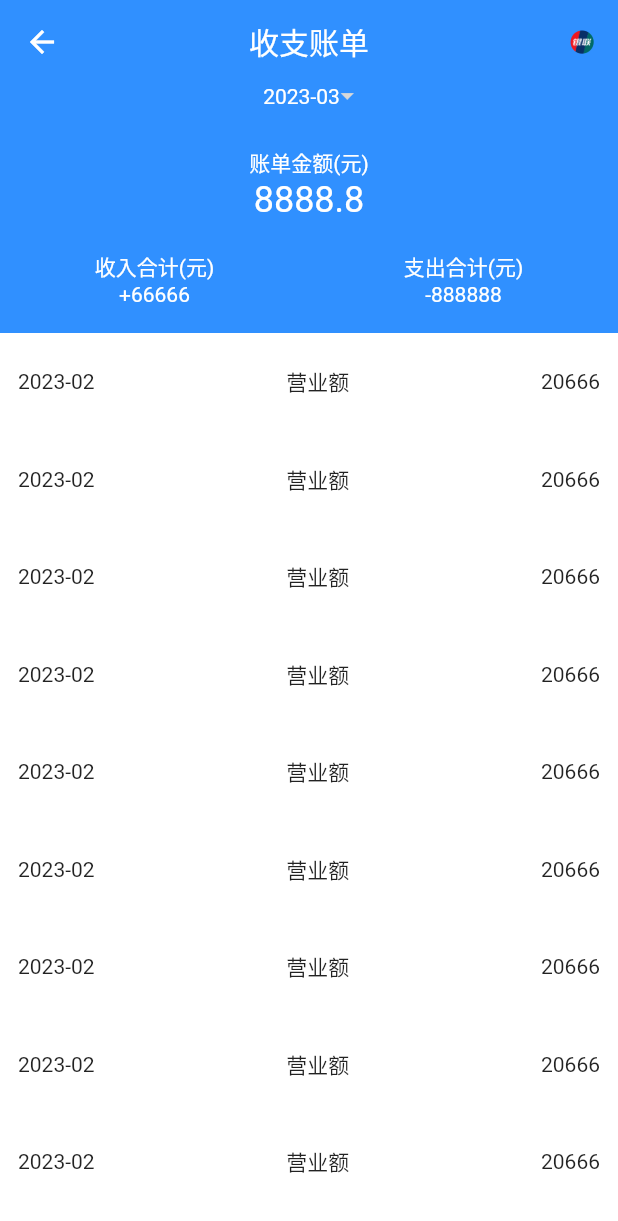
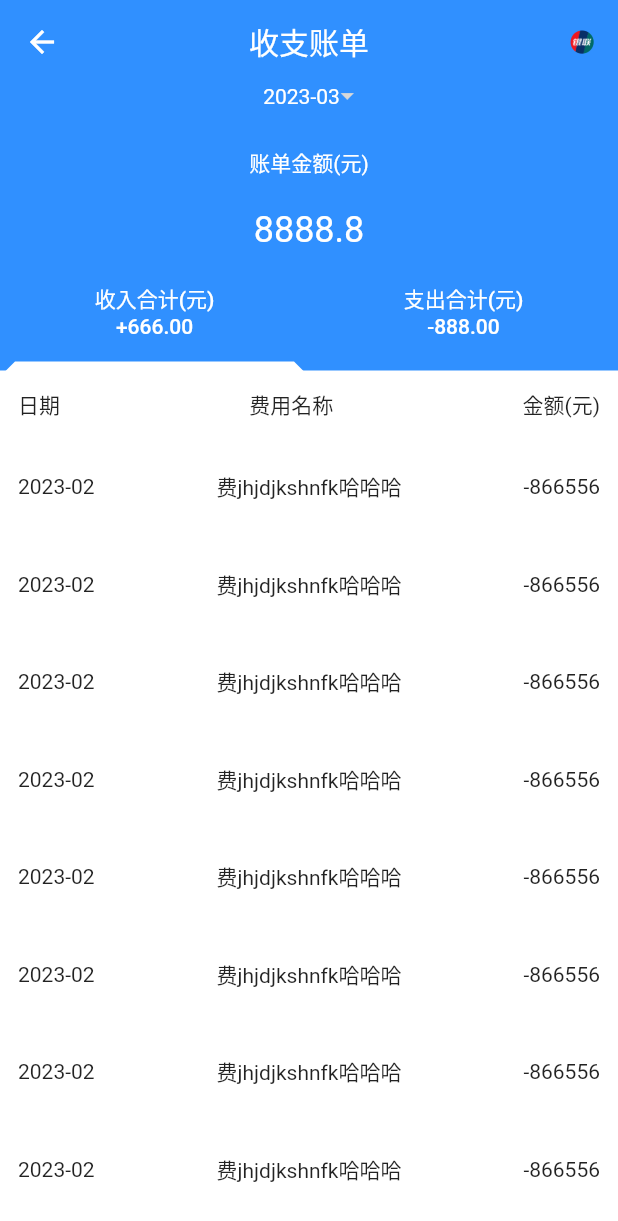
Before and after one commit to hxj1062/myFlutter, a Flutter app: the BillRecordedPage screen opened directly, after a tap on "2023-03", on a phone screen of 412 x 824 dp. Shown: the top 1221 px of the screen. Run offline on Flutter 3.47's test engine with Material 2 defaults, Android fonts, the phone set to English and light mode, and no system bars; our stand-ins replace convex_bottom_bar, flutter_datetime_picker, fluttertoast, image_picker.

Commit message:
收支账单

```diff
--- a/lib/views/bill_recorded_page.dart
+++ b/lib/views/bill_recorded_page.dart
@@ -1,4 +1,9 @@
 import 'package:flutter/material.dart';
+import 'package:flutter_datetime_picker/flutter_datetime_picker.dart';
+import 'package:fluttertoast/fluttertoast.dart';
+
+import '../utils/common_utils.dart';
+import 'line_segment.dart';
 
 class BillRecordedPage extends StatefulWidget {
   const BillRecordedPage({Key? key}) : super(key: key);
@@ -8,6 +13,8 @@ class BillRecordedPage extends StatefulWidget {
 }
 
 class _BillRecordedPageState extends State<BillRecordedPage> {
+  int groupValue = 0;
+
   @override
   Widget build(BuildContext context) {
     return Scaffold(
@@ -19,8 +26,16 @@ class _BillRecordedPageState extends State<BillRecordedPage> {
           backgroundColor: const Color(0xFF3090FF),
           actions: [
             IconButton(
-
-                onPressed: () {},
+                onPressed: () {
+                  Fluttertoast.showToast(
+                      msg: "月账单的数据，当前仅做展示使用，如有疑问请及时与工作人员联系。",
+                      toastLength: Toast.LENGTH_SHORT,
+                      gravity: ToastGravity.CENTER,
+                      timeInSecForIosWeb: 2,
+                      backgroundColor: const Color(0xFF333333),
+                      textColor: const Color(0xFFFFFFFF),
+                      fontSize: 14.0);
+                },
                 icon: Image.asset(
                   "assets/images/union_icon.png",
                   height: 16.0,
@@ -31,13 +46,101 @@ class _BillRecordedPageState extends State<BillRecordedPage> {
         body: _body());
   }
 
+  // 三角
+  Widget test11() {
+    return
+      Container(
+      width: 20,
+      height: 10,
+      decoration: BoxDecoration(
+        border: Border(
+          // 四个值 top right bottom left
+          bottom: BorderSide(
+              color: Colors.blue, // 朝上; 其他的全部透明transparent或者不设置
+              width: 10,
+              style: BorderStyle.solid),
+          right: BorderSide(
+              color: Colors.transparent, // 朝左;  把颜色改为目标色就可以了；其他的透明
+              width: 10,
+              style: BorderStyle.solid),
+          left: BorderSide(
+              color: Colors.transparent, // 朝右；把颜色改为目标色就可以了；其他的透明
+              width: 10,
+              style: BorderStyle.solid),
+          top: BorderSide(
+              color: Colors.transparent, // 朝下;  把颜色改为目标色就可以了；其他的透明
+              width: 10,
+              style: BorderStyle.solid),
+        ),
+      ),
+    );
+  }
+
+  Widget _buildLineSegmentControl(Color? backgroundColor,
+      {required Color lineColor}) {
+    Map<int, Widget> children = <int, Widget>{
+      0: Column(mainAxisAlignment: MainAxisAlignment.center, children: [
+        Text("收入合计(元)", style: TextStyle(color: Colors.white, fontSize: 14.0)),
+        Text("+666.00", style: TextStyle(color: Colors.white, fontSize: 14.0))
+      ]),
+      1: Column(mainAxisAlignment: MainAxisAlignment.center, children: [
+        Text("支出合计(元)", style: TextStyle(color: Colors.white, fontSize: 14.0)),
+        Text("-888.00", style: TextStyle(color: Colors.white, fontSize: 14.0))
+      ])
+    };
+    if (backgroundColor != null) {
+      return LineSegmentControl(
+        groupValue: groupValue,
+        children: children,
+        backgroundColor: backgroundColor,
+        lineColor: lineColor,
+        onValueChanged: (i) {
+          setState(() {
+            groupValue = int.parse("$i");
+          });
+        },
+      );
+    }
+    return LineSegmentControl(
+      groupValue: groupValue,
+      children: children,
+      backgroundColor: backgroundColor,
+      lineColor: lineColor,
+      onValueChanged: (i) {
+        setState(() {
+          groupValue = int.parse("$i");
+        });
+      },
+    );
+  }
+
+  Widget setRowss() {
+    return Row(
+      mainAxisAlignment: MainAxisAlignment.spaceAround,
+      children: [
+        Column(mainAxisAlignment: MainAxisAlignment.center, children: [
+          Text("收入合计(元)",
+              style: TextStyle(color: Colors.white, fontSize: 14.0)),
+          Text("+666.00", style: TextStyle(color: Colors.white, fontSize: 14.0))
+        ]),
+        Column(mainAxisAlignment: MainAxisAlignment.center, children: [
+          Text("支出合计(元)",
+              style: TextStyle(color: Colors.white, fontSize: 14.0)),
+          Text("-888.00", style: TextStyle(color: Colors.white, fontSize: 14.0))
+        ])
+      ],
+    );
+  }
+
   Widget _body() {
     return Container(
       color: const Color(0xff3090FF),
       child: Column(
         children: [
           InkWell(
-            onTap: () {},
+            onTap: () {
+              showDate();
+            },
             child: Row(
               mainAxisAlignment: MainAxisAlignment.center,
               children: [
@@ -51,26 +154,24 @@ class _BillRecordedPageState extends State<BillRecordedPage> {
             ),
           ),
           SizedBox(height: 26.0),
-          Text("账单金额(元)", style: TextStyle(color: Colors.white)),
+          Text("账单金额(元)",
+              style: TextStyle(color: Colors.white, fontSize: 14.0)),
+          SizedBox(height: 20.0),
           Text("8888.8", style: TextStyle(color: Colors.white, fontSize: 24.0)),
-          SizedBox(height: 20.0),
-          Row(
-            mainAxisAlignment: MainAxisAlignment.spaceAround,
-            children: [
-              Column(mainAxisAlignment: MainAxisAlignment.center, children: [
-                Text(
-                  "收入合计(元)",
-                  style: TextStyle(color: Colors.white),
-                ),
-                Text("+66666", style: TextStyle(color: Colors.white))
-              ]),
-              Column(mainAxisAlignment: MainAxisAlignment.center, children: [
-                Text("支出合计(元)", style: TextStyle(color: Colors.white)),
-                Text("-888888", style: TextStyle(color: Colors.white))
-              ])
-            ],
-          ),
-          SizedBox(height: 18.0),
+          _buildLineSegmentControl(Color(0xFF3090FF),
+              lineColor: Color(0xFF3090FF)),
+          Container(
+              color: Colors.white,
+              padding: EdgeInsets.all(12.0),
+              child: Row(
+                children: [
+                  Text("日期"),
+                  Spacer(flex: 1),
+                  Text("费用名称"),
+                  Spacer(flex: 1),
+                  Text("金额(元)"),
+                ],
+              )),
           Expanded(
             child: Container(
               color: Colors.white,
@@ -89,15 +190,35 @@ class _BillRecordedPageState extends State<BillRecordedPage> {
     );
   }
 
+  showDate() {
+    DatePicker.showDatePicker(context,
+        showTitleActions: true,
+        minTime: DateTime(2018, 3),
+        maxTime: DateTime(2019, 6),
+        theme: DatePickerTheme(
+            headerColor: Colors.grey,
+            backgroundColor: Colors.green,
+            itemStyle: TextStyle(
+                color: Colors.white, fontWeight: FontWeight.bold, fontSize: 18),
+            doneStyle: TextStyle(color: Colors.white, fontSize: 16)),
+        onChanged: (date) {
+      print('change $date in time zone ' +
+          date.timeZoneOffset.inHours.toString());
+    }, onConfirm: (date) {
+      print('confirm $date');
+    }, currentTime: DateTime.now(), locale: LocaleType.zh);
+  }
+
   Widget _itemView() {
     return Container(
-        margin: EdgeInsets.all(12.0),
+        padding: EdgeInsets.all(12.0),
         child: Row(
-          mainAxisAlignment: MainAxisAlignment.spaceBetween,
           children: [
             Text("2023-02"),
-            Text("营业额"),
-            Text("20666"),
+            Spacer(flex: 1),
+            Text("费jhjdjkshnfk哈哈哈"),
+            Spacer(flex: 1),
+            Text("-866556"),
           ],
         ));
   }
--- /dev/null
+++ b/lib/views/line_segment.dart
@@ -0,0 +1,151 @@
+import 'dart:ui';
+
+import 'package:flutter/cupertino.dart';
+import 'package:flutter/material.dart';
+import 'package:flutter/widgets.dart';
+
+enum LineSegmentStyle {
+  top,
+  bottom,
+}
+
+///线条指示器分段组件
+class LineSegmentControl<T> extends StatefulWidget {
+  final Map<T, Widget> children;
+  T? groupValue;
+  final EdgeInsetsGeometry padding;
+  final EdgeInsetsGeometry margin;
+
+  final LineSegmentStyle style;
+
+  final Color? backgroundColor;
+  final Color lineColor;
+  final double? lineWidth;
+  final double lineHeight;
+
+  final double height;
+
+  final Radius radius;
+
+  void Function(T value) onValueChanged;
+
+  LineSegmentControl({
+    Key? key,
+    required this.children,
+    required this.groupValue,
+    this.style = LineSegmentStyle.bottom,
+    this.backgroundColor = CupertinoColors.tertiarySystemFill,
+    this.lineColor = Colors.blue,
+    this.lineWidth,
+    this.lineHeight = 16,
+    this.height = 80,
+    this.padding = const EdgeInsets.symmetric(horizontal: 0),
+    this.margin = const EdgeInsets.symmetric(horizontal: 0),
+    this.radius = const Radius.circular(0),
+    required this.onValueChanged,
+  }) : super(key: key);
+
+  @override
+  _LineSegmentControlState createState() => _LineSegmentControlState();
+}
+
+class _LineSegmentControlState extends State<LineSegmentControl> {
+  @override
+  Widget build(BuildContext context) {
+    double screenWidth = MediaQuery.of(context).size.width;
+
+    double contentWidth =
+        screenWidth - widget.margin.horizontal - widget.padding.horizontal;
+    double itemWidth = contentWidth / widget.children.values.length;
+
+    return Container(
+      margin: widget.margin,
+      padding: widget.padding,
+      decoration: BoxDecoration(
+        color: widget.backgroundColor,
+        borderRadius: BorderRadius.all(widget.radius),
+      ),
+      child: Stack(
+        children: [
+          Row(
+            children: widget.children.values
+                .map(
+                  (e) => Column(
+                    crossAxisAlignment: CrossAxisAlignment.center,
+                    mainAxisSize: MainAxisSize.min,
+                    children: <Widget>[
+                      Container(
+                        height: widget.height,
+                        width: itemWidth,
+                        child: TextButton(
+                          child: e,
+                          onPressed: () {
+                            // ddlog(e);
+                            setState(() {
+                              widget.groupValue =
+                                  widget.children.values.toList().indexOf(e);
+                            });
+                            widget.onValueChanged(widget.groupValue);
+                          },
+                        ),
+                      ),
+                    ],
+                  ),
+                )
+                .toList(),
+          ),
+          AnimatedPositioned(
+            duration: Duration(milliseconds: 200),
+            top: widget.style == LineSegmentStyle.top
+                ? 0
+                : widget.height - widget.lineHeight,
+            left: widget.lineWidth != null
+                ? widget.groupValue * itemWidth +
+                    (itemWidth - widget.lineWidth!) * 0.5
+                : widget.groupValue * itemWidth,
+            child: Container(
+               child:
+              // Image.asset(
+              //   "assets/images/title_triangle.png",
+              //   height: 16.0,
+              //   width: 16.0,
+              // ),
+              Container(
+                width: 20,
+                height: 10,
+                decoration: BoxDecoration(
+                  border: Border(
+                    // 四个值 top right bottom left
+                    bottom: BorderSide(
+                        color: Colors.white, // 朝上; 其他的全部透明transparent或者不设置
+                        width: 10,
+                        style: BorderStyle.solid),
+                    right: BorderSide(
+                        color: Colors.transparent, // 朝左;  把颜色改为目标色就可以了；其他的透明
+                        width: 10,
+                        style: BorderStyle.solid),
+                    left: BorderSide(
+                        color: Colors.transparent, // 朝右；把颜色改为目标色就可以了；其他的透明
+                        width: 10,
+                        style: BorderStyle.solid),
+                    top: BorderSide(
+                        color: Colors.transparent, // 朝下;  把颜色改为目标色就可以了；其他的透明
+                        width: 10,
+                        style: BorderStyle.solid),
+                  ),
+                ),
+              ),
+              height: 20,
+              width: widget.lineWidth ?? itemWidth,
+              color: widget.lineColor,
+              // decoration: BoxDecoration(
+              //   borderRadius: BorderRadius.circular(4),
+              //   color: widget.lineColor,
+              // ),
+            ),
+          ),
+        ],
+      ),
+    );
+  }
+}
--- a/lib/views/splash_page.dart
+++ b/lib/views/splash_page.dart
@@ -1,6 +1,7 @@
 import 'package:flutter/cupertino.dart';
 import 'package:flutter/material.dart';
 import 'package:myfluter/views/login_page.dart';
+import 'package:myfluter/views/main_page.dart';
 
 class SplashPage extends StatefulWidget {
   const SplashPage({Key? key}) : super(key: key);
@@ -16,7 +17,7 @@ class _SplashPageState extends State<SplashPage> {
     Future.delayed(const Duration(seconds: 1), () {
       // 1秒后跳转到登录页
       Navigator.push(
-          context, MaterialPageRoute(builder: (context) => const LoginPage()));
+          context, MaterialPageRoute(builder: (context) => const MainPage()));
     });
   }
 
--- a/pubspec.yaml
+++ b/pubspec.yaml
@@ -37,6 +37,7 @@ dependencies:
   fluttertoast: ^8.1.2
   convex_bottom_bar: ^3.0.0
   image_picker: ^0.7.2+1
+  flutter_datetime_picker: ^1.5.1
 
 dev_dependencies:
   flutter_test:
```
Also changed, not shown: assets/images/title_triangle.png (added), pubspec.lock.
